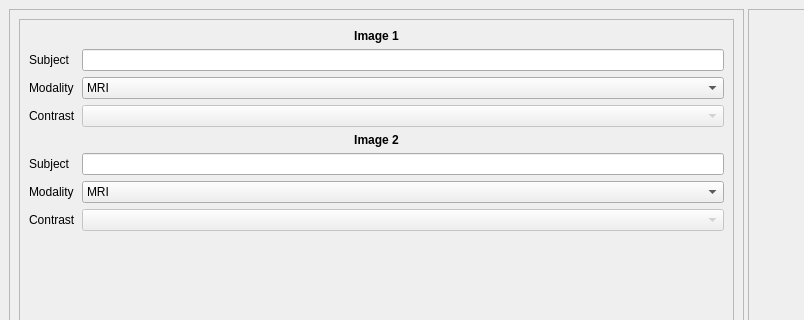
Before: the Qt Designer form braviz/interaction/qt_guis/check_reg.ui in diego0020/braviz-app, drawn with Qt 5; both pictures show x 0 to 804 and y 0 to 320 of the 1122 by 767 pixel window.
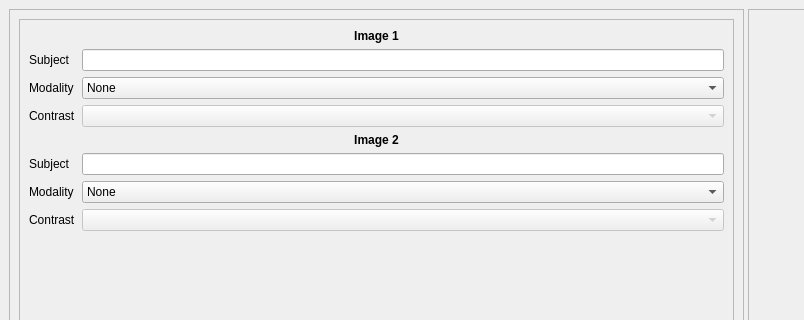
After: the same form once the commit is applied.

Commit message: check registration working skeleton addresses #8

Patch:
```diff
--- a/braviz/interaction/qt_guis/check_reg.ui
+++ b/braviz/interaction/qt_guis/check_reg.ui
@@ -119,6 +119,11 @@
            </item>
            <item row="2" column="1">
             <widget class="QComboBox" name="mod1">
+             <item>
+              <property name="text">
+               <string>None</string>
+              </property>
+             </item>
              <item>
               <property name="text">
                <string>MRI</string>
@@ -148,6 +153,11 @@
            </item>
            <item row="7" column="1">
             <widget class="QComboBox" name="mod2">
+             <item>
+              <property name="text">
+               <string>None</string>
+              </property>
+             </item>
              <item>
               <property name="text">
                <string>MRI</string>
```
The commit also changes 1 other file.
